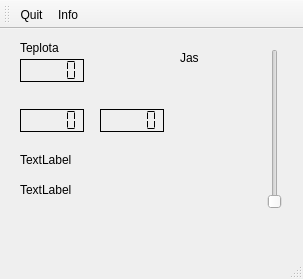
Qt form RaspberryPI/mainwindow.ui (maruncz/RaspberryPI-tablet) before a commit.
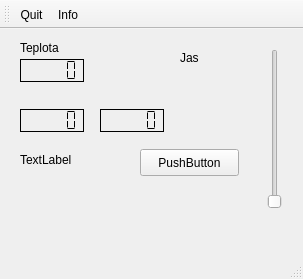
The same form after that commit. Icons and pictures are not drawn.

```diff
--- a/RaspberryPI/mainwindow.ui
+++ b/RaspberryPI/mainwindow.ui
@@ -123,17 +123,17 @@
      <string>TextLabel</string>
     </property>
    </widget>
-   <widget class="QLabel" name="label_4">
+   <widget class="QPushButton" name="pushButton">
     <property name="geometry">
      <rect>
-      <x>20</x>
-      <y>150</y>
-      <width>67</width>
-      <height>21</height>
+      <x>140</x>
+      <y>120</y>
+      <width>99</width>
+      <height>27</height>
      </rect>
     </property>
     <property name="text">
-     <string>TextLabel</string>
+     <string>PushButton</string>
     </property>
    </widget>
   </widget>
```
